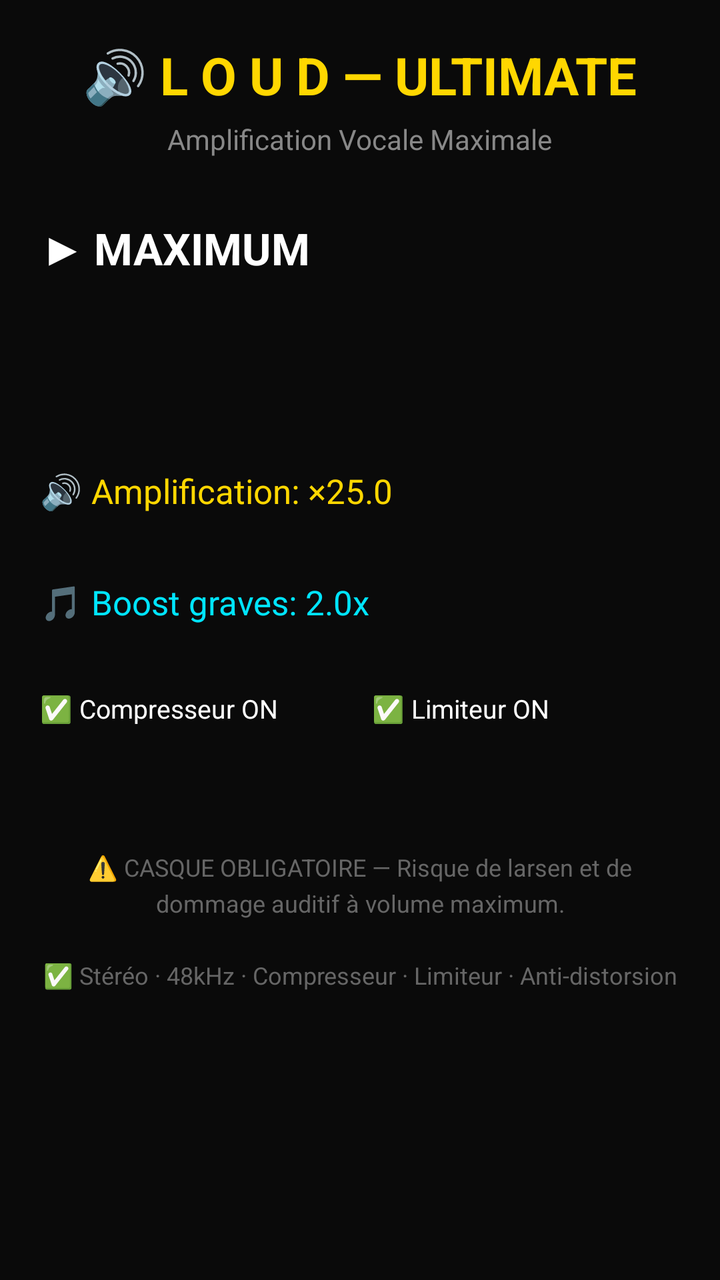
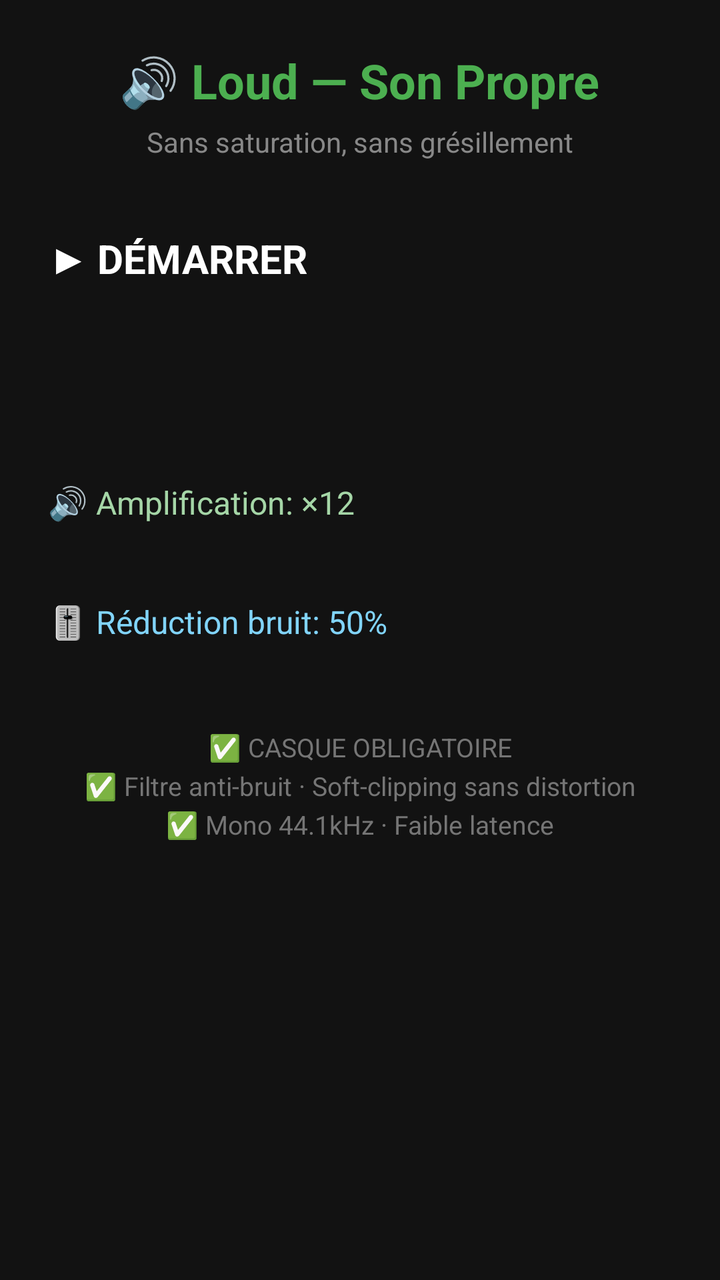

Before-and-after screenshots of an Android layout around one commit, followed by the original layout XML and the change that was made.
<!-- AndroidManifest.xml: application theme Theme.Material3.DayNight.NoActionBar -->
<!-- res/layout/activity_main.xml -->
<?xml version="1.0" encoding="utf-8"?>
<LinearLayout xmlns:android="http://schemas.android.com/apk/res/android"
    android:layout_width="match_parent" android:layout_height="match_parent"
    android:orientation="vertical" android:padding="20dp"
    android:gravity="center_horizontal" android:background="#0A0A0A">

    <TextView android:layout_width="wrap_content" android:layout_height="wrap_content"
        android:text="🔊 L O U D — ULTIMATE" android:textSize="26sp"
        android:textStyle="bold" android:textColor="#FFD700" android:layout_marginBottom="5dp"/>
    <TextView android:layout_width="wrap_content" android:layout_height="wrap_content"
        android:text="Amplification Vocale Maximale" android:textSize="14sp"
        android:textColor="#888888" android:layout_marginBottom="30dp"/>

    <Button android:id="@+id/btnToggle" android:layout_width="match_parent"
        android:layout_height="90dp" android:text="▶ MAXIMUM" android:textSize="22sp"
        android:textStyle="bold" android:backgroundTint="#FF6D00" android:textColor="#FFFFFF"
        android:layout_marginBottom="35dp"/>

    <TextView android:id="@+id/txtAmplification" android:layout_width="match_parent"
        android:layout_height="wrap_content" android:text="🔊 Amplification: ×25.0"
        android:textSize="17sp" android:textColor="#FFD700" android:layout_marginBottom="8dp"/>
    <SeekBar android:id="@+id/seekAmplification" android:layout_width="match_parent"
        android:layout_height="wrap_content" android:layout_marginBottom="25dp"
        android:progressTint="#FF6D00" android:thumbTint="#FFD700"/>

    <TextView android:id="@+id/txtBass" android:layout_width="match_parent"
        android:layout_height="wrap_content" android:text="🎵 Boost graves: 2.0x"
        android:textSize="17sp" android:textColor="#00E5FF" android:layout_marginBottom="8dp"/>
    <SeekBar android:id="@+id/seekBass" android:layout_width="match_parent"
        android:layout_height="wrap_content" android:layout_marginBottom="25dp"
        android:progressTint="#00E5FF" android:thumbTint="#00E5FF"/>

    <LinearLayout android:layout_width="match_parent" android:layout_height="wrap_content"
        android:orientation="horizontal" android:layout_marginBottom="25dp">

        <Button android:id="@+id/btnCompressor" android:layout_width="0dp"
            android:layout_height="55dp" android:layout_weight="1"
            android:text="✅ Compresseur ON" android:textSize="13sp"
            android:backgroundTint="#2E7D32" android:textColor="#FFFFFF"
            android:layout_marginEnd="6dp"/>

        <Button android:id="@+id/btnLimiter" android:layout_width="0dp"
            android:layout_height="55dp" android:layout_weight="1"
            android:text="✅ Limiteur ON" android:textSize="13sp"
            android:backgroundTint="#2E7D32" android:textColor="#FFFFFF"
            android:layout_marginStart="6dp"/>
    </LinearLayout>

    <TextView android:layout_width="match_parent" android:layout_height="wrap_content"
        android:text="⚠️ CASQUE OBLIGATOIRE — Risque de larsen et de dommage auditif à volume maximum.\n\n✅ Stéréo · 48kHz · Compresseur · Limiteur · Anti-distorsion"
        android:textSize="12sp" android:textColor="#666666" android:gravity="center"
        android:lineSpacingExtra="4dp"/>

</LinearLayout>
<!-- resources referenced by this layout -->
<resources>
  <style name="Theme.Material3.DayNight.NoActionBar" parent="Theme.Material3.DayNight.NoActionBar" />
</resources>

<!-- the commit's change to res/layout/activity_main.xml (unified diff, before → after) -->
@@ -1,54 +1,38 @@
 <?xml version="1.0" encoding="utf-8"?>
 <LinearLayout xmlns:android="http://schemas.android.com/apk/res/android"
     android:layout_width="match_parent" android:layout_height="match_parent"
-    android:orientation="vertical" android:padding="20dp"
-    android:gravity="center_horizontal" android:background="#0A0A0A">
+    android:orientation="vertical" android:padding="24dp"
+    android:gravity="center_horizontal" android:background="#121212">
 
     <TextView android:layout_width="wrap_content" android:layout_height="wrap_content"
-        android:text="🔊 L O U D — ULTIMATE" android:textSize="26sp"
-        android:textStyle="bold" android:textColor="#FFD700" android:layout_marginBottom="5dp"/>
+        android:text="🔊 Loud — Son Propre" android:textSize="24sp"
+        android:textStyle="bold" android:textColor="#4CAF50" android:layout_marginBottom="5dp"/>
     <TextView android:layout_width="wrap_content" android:layout_height="wrap_content"
-        android:text="Amplification Vocale Maximale" android:textSize="14sp"
-        android:textColor="#888888" android:layout_marginBottom="30dp"/>
+        android:text="Sans saturation, sans grésillement" android:textSize="14sp"
+        android:textColor="#888888" android:layout_marginBottom="35dp"/>
 
     <Button android:id="@+id/btnToggle" android:layout_width="match_parent"
-        android:layout_height="90dp" android:text="▶ MAXIMUM" android:textSize="22sp"
-        android:textStyle="bold" android:backgroundTint="#FF6D00" android:textColor="#FFFFFF"
-        android:layout_marginBottom="35dp"/>
+        android:layout_height="85dp" android:text="▶ DÉMARRER" android:textSize="20sp"
+        android:textStyle="bold" android:backgroundTint="#4CAF50" android:textColor="#FFFFFF"
+        android:layout_marginBottom="40dp"/>
 
     <TextView android:id="@+id/txtAmplification" android:layout_width="match_parent"
-        android:layout_height="wrap_content" android:text="🔊 Amplification: ×25.0"
-        android:textSize="17sp" android:textColor="#FFD700" android:layout_marginBottom="8dp"/>
+        android:layout_height="wrap_content" android:text="🔊 Amplification: ×12"
+        android:textSize="16sp" android:textColor="#A5D6A7" android:layout_marginBottom="8dp"/>
     <SeekBar android:id="@+id/seekAmplification" android:layout_width="match_parent"
-        android:layout_height="wrap_content" android:layout_marginBottom="25dp"
-        android:progressTint="#FF6D00" android:thumbTint="#FFD700"/>
+        android:layout_height="wrap_content" android:layout_marginBottom="30dp"
+        android:progressTint="#4CAF50" android:thumbTint="#81C784"/>
 
-    <TextView android:id="@+id/txtBass" android:layout_width="match_parent"
-        android:layout_height="wrap_content" android:text="🎵 Boost graves: 2.0x"
-        android:textSize="17sp" android:textColor="#00E5FF" android:layout_marginBottom="8dp"/>
-    <SeekBar android:id="@+id/seekBass" android:layout_width="match_parent"
-        android:layout_height="wrap_content" android:layout_marginBottom="25dp"
-        android:progressTint="#00E5FF" android:thumbTint="#00E5FF"/>
-
-    <LinearLayout android:layout_width="match_parent" android:layout_height="wrap_content"
-        android:orientation="horizontal" android:layout_marginBottom="25dp">
-
-        <Button android:id="@+id/btnCompressor" android:layout_width="0dp"
-            android:layout_height="55dp" android:layout_weight="1"
-            android:text="✅ Compresseur ON" android:textSize="13sp"
-            android:backgroundTint="#2E7D32" android:textColor="#FFFFFF"
-            android:layout_marginEnd="6dp"/>
-
-        <Button android:id="@+id/btnLimiter" android:layout_width="0dp"
-            android:layout_height="55dp" android:layout_weight="1"
-            android:text="✅ Limiteur ON" android:textSize="13sp"
-            android:backgroundTint="#2E7D32" android:textColor="#FFFFFF"
-            android:layout_marginStart="6dp"/>
-    </LinearLayout>
+    <TextView android:id="@+id/txtNoiseGate" android:layout_width="match_parent"
+        android:layout_height="wrap_content" android:text="🎚️ Réduction bruit: 50%"
+        android:textSize="16sp" android:textColor="#81D4FA" android:layout_marginBottom="8dp"/>
+    <SeekBar android:id="@+id/seekNoiseGate" android:layout_width="match_parent"
+        android:layout_height="wrap_content" android:layout_marginBottom="35dp"
+        android:progressTint="#0288D1" android:thumbTint="#4FC3F7"/>
 
     <TextView android:layout_width="match_parent" android:layout_height="wrap_content"
-        android:text="⚠️ CASQUE OBLIGATOIRE — Risque de larsen et de dommage auditif à volume maximum.\n\n✅ Stéréo · 48kHz · Compresseur · Limiteur · Anti-distorsion"
-        android:textSize="12sp" android:textColor="#666666" android:gravity="center"
+        android:text="✅ CASQUE OBLIGATOIRE\n✅ Filtre anti-bruit · Soft-clipping sans distortion\n✅ Mono 44.1kHz · Faible latence"
+        android:textSize="13sp" android:textColor="#757575" android:gravity="center"
         android:lineSpacingExtra="4dp"/>
 
 </LinearLayout>
